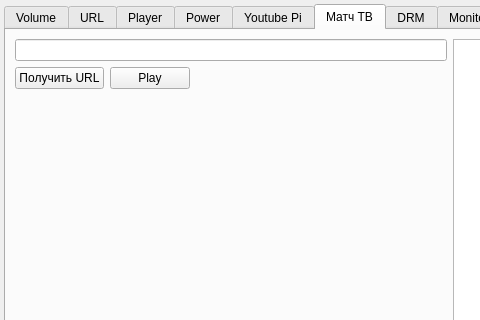
Before: the Qt Designer form kodigui.ui in definitly486/KodiGui, drawn with Qt 5; both pictures show x 0 to 480 and y 0 to 320 of the 900 by 600 pixel window.
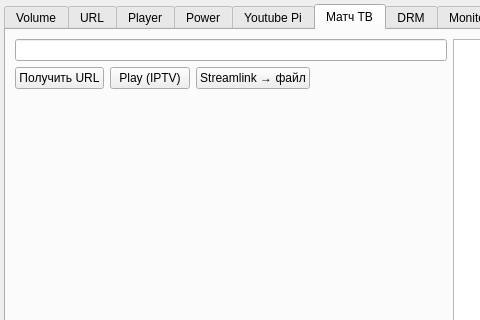
After: the same form once the commit is applied. The open tabs and pages were chosen to show the change. Icons and pictures are not drawn.

Commit message: Add separate Streamlink button for Match TV

Patch:
```diff
--- a/kodigui.ui
+++ b/kodigui.ui
@@ -604,7 +604,14 @@
             <item>
              <widget class="QPushButton" name="pushButton_16">
               <property name="text">
-               <string>Play</string>
+               <string>Play (IPTV)</string>
+              </property>
+             </widget>
+            </item>
+            <item>
+             <widget class="QPushButton" name="pushButton_match_streamlink">
+              <property name="text">
+               <string>Streamlink → файл</string>
               </property>
              </widget>
             </item>
```
